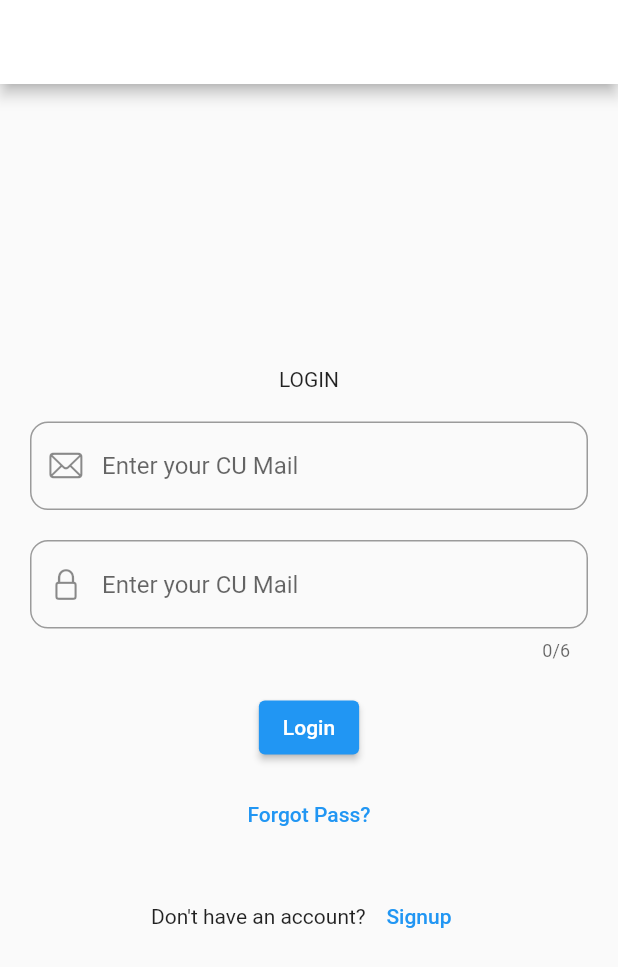
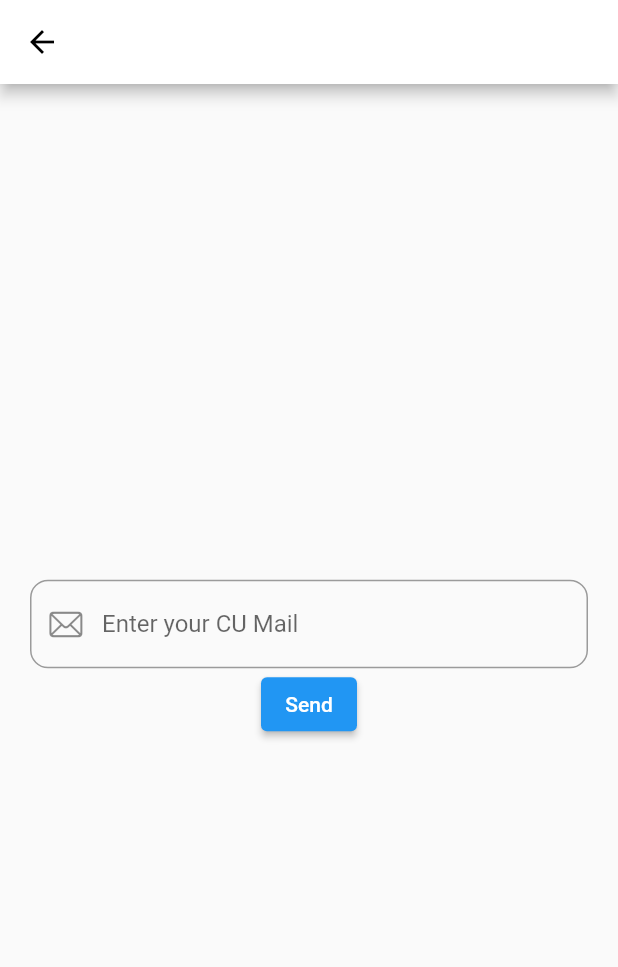
Before and after one commit to Anas-AppDev/Lost-Found-App, a Flutter app: the Signup2 screen opened directly, after a tap on "Sign Up", after a tap on "Login", after a tap on "Forgot Pass?", on a phone screen of 412 x 824 dp. Shown: the top 967 px of the screen. Run offline on Flutter 3.47's test engine with Material 2 defaults, Android fonts, the light colour scheme and no system bars; our stand-ins replace firebase_auth, firebase_core, firebase_database, fluttertoast; accounts and stored records are empty; network calls fail; statements that could not run were skipped.

Commit message:
arranged files in folders

```diff
--- /dev/null
+++ b/lib/Authentication/Forgot2.dart
@@ -0,0 +1,80 @@
+import 'dart:async';
+
+import 'package:firebase_auth/firebase_auth.dart';
+import 'package:flutter/cupertino.dart';
+import 'package:flutter/material.dart';
+import 'package:lostfound/ToastUtil.dart';
+
+import 'Login2.dart';
+
+class Forgot2 extends StatefulWidget {
+  const Forgot2({super.key});
+
+  @override
+  State<Forgot2> createState() => _Forgot2State();
+}
+
+class _Forgot2State extends State<Forgot2> {
+
+  var formKey = GlobalKey<FormState>();
+  var cumailCtrl = TextEditingController();
+
+  var auth = FirebaseAuth.instance;
+
+  late Timer timer;
+
+  @override
+  Widget build(BuildContext context) {
+    return Scaffold(
+      appBar: AppBar(
+        backgroundColor: Colors.white,
+        leading: BackButton(
+            color: Colors.black
+        ),
+      ),
+      body: Container(
+        padding: EdgeInsets.symmetric(horizontal: 20,),
+        child: Column(
+          mainAxisAlignment: MainAxisAlignment.center,
+          children: [
+            Form(child: Column(
+              children: [
+                TextFormField(
+                  keyboardType: TextInputType.emailAddress,
+                  controller: cumailCtrl,
+                  decoration: InputDecoration(
+                    hintText: "Enter your CU Mail",
+                    prefixIcon: Icon(CupertinoIcons.mail),
+                    border: OutlineInputBorder(
+                      borderRadius: BorderRadius.circular(12),
+                    ),
+                  ),
+                  maxLines: 1,
+                  validator: (value) {
+                    if (value!.isEmpty) {
+                      return "Enter CU Mail Id";
+                    }
+                    if (!(value.endsWith("@cuchd.in"))) {
+                      return "Enter CU Mail Id only";
+                    }
+                    return null;
+                  },
+                ),
+              ],
+            )),
+            ElevatedButton(onPressed: (){
+
+              auth.sendPasswordResetEmail(email: cumailCtrl.text.toLowerCase()).then((value){
+                ToastUtil().toast("Check your cumail");
+                Navigator.pushReplacement(context, MaterialPageRoute(builder: (context)=> Login2()));
+              }).onError((error, stackTrace){
+                ToastUtil().toast(error.toString());
+              });
+
+            }, child: Text("Send")),
+          ],
+        ),
+      ),
+    );
+  }
+}
--- a/lib/Login2.dart
+++ b/lib/Authentication/Login2.dart
@@ -5,9 +5,10 @@ import 'package:firebase_database/firebase_database.dart';
 import 'package:flutter/cupertino.dart';
 import 'package:flutter/material.dart';
 import 'package:flutter/services.dart';
+import 'package:lostfound/Authentication/Forgot2.dart';
 import 'package:lostfound/HomePage.dart';
-import 'package:lostfound/Signup2.dart';
-import 'ToastUtil.dart';
+import 'package:lostfound/Authentication/Signup2.dart';
+import '../ToastUtil.dart';
 
 class Login2 extends StatefulWidget {
   const Login2({super.key});
@@ -89,13 +90,13 @@ class _Login2State extends State<Login2> {
                         keyboardType: TextInputType.text,
                         controller: passCtrl,
                         decoration: InputDecoration(
-                          hintText: "Enter your CU Mail",
+                          hintText: "Enter password",
                           prefixIcon: Icon(CupertinoIcons.lock),
                           border: OutlineInputBorder(
                             borderRadius: BorderRadius.circular(12),
                           ),
                         ),
-                        maxLength: 6,
+                        maxLength: 15,
                         maxLines: 1,
                         validator: (value) {
                           if (value!.isEmpty) {
@@ -164,7 +165,7 @@ class _Login2State extends State<Login2> {
                 ),
                 TextButton(
                     onPressed: () {
-                      // Navigator.push(context, MaterialPageRoute(builder: (context)=> ))
+                      Navigator.push(context, MaterialPageRoute(builder: (context)=> Forgot2()));
 
                     },
                     child: Text("Forgot Pass?")),
--- a/lib/Signup2.dart
+++ b/lib/Authentication/Signup2.dart
@@ -4,9 +4,9 @@ import 'package:firebase_auth/firebase_auth.dart';
 import 'package:firebase_database/firebase_database.dart';
 import 'package:flutter/cupertino.dart';
 import 'package:flutter/material.dart';
-import 'package:lostfound/Login2.dart';
+import 'package:lostfound/Authentication/Login2.dart';
 
-import 'ToastUtil.dart';
+import '../ToastUtil.dart';
 
 class Signup2 extends StatefulWidget {
   const Signup2({super.key});
@@ -77,17 +77,17 @@ class _Signup2State extends State<Signup2> {
                     keyboardType: TextInputType.text,
                     controller: passCtrl,
                     decoration: InputDecoration(
-                      hintText: "Enter your CU Mail",
+                      hintText: "Enter password",
                       prefixIcon: Icon(CupertinoIcons.lock),
                       border: OutlineInputBorder(
                         borderRadius: BorderRadius.circular(12),
                       ),
                     ),
-                    maxLength: 6,
+                    maxLength: 15,
                     maxLines: 1,
                     validator: (value){
                       if (value!.isEmpty){
-                        return "Enter Password (6-digit)";
+                        return "Enter Password";
                       }
                       return null;
                     },
@@ -115,7 +115,7 @@ class _Signup2State extends State<Signup2> {
                         });
 
                         // Start a timer to re-enable the button after a certain duration (e.g., 60 seconds)
-                        timer = Timer(Duration(seconds: 60), () {
+                        Timer(Duration(seconds: 60), () {
                           setState(() {
                             isResendButtonEnabled = true;
                           });
@@ -125,7 +125,7 @@ class _Signup2State extends State<Signup2> {
                         ToastUtil().toast("Verification email sent. Please verify your email before logging in.");
 
                         // Delay navigation to allow time for the user to see the toast message
-                        Timer.periodic(Duration(seconds: 3), (timer) async{
+                        timer = Timer.periodic(Duration(seconds: 3), (timer) async{
                           await auth.currentUser!.reload();
                           if (auth.currentUser!.emailVerified){
                             await real.child('VerifiedUsers').set({ auth.currentUser!.uid : auth.currentUser!.email.toString()});
--- a/lib/Splash2Route.dart
+++ b/lib/Authentication/Splash2Route.dart
@@ -1,5 +1,5 @@
 import 'package:flutter/material.dart';
-import 'package:lostfound/Login2.dart';
+import 'package:lostfound/Authentication/Login2.dart';
 
 
 class Splash2Route{
--- a/lib/HomePage.dart
+++ b/lib/HomePage.dart
@@ -1,7 +1,7 @@
 import 'package:firebase_auth/firebase_auth.dart';
 import 'package:firebase_database/firebase_database.dart';
 import 'package:flutter/material.dart';
-import 'package:lostfound/Login2.dart';
+import 'package:lostfound/Authentication/Login2.dart';
 
 class HomePage extends StatefulWidget {
   const HomePage({super.key});
--- a/lib/main.dart
+++ b/lib/main.dart
@@ -1,6 +1,6 @@
 import 'package:firebase_core/firebase_core.dart';
 import 'package:flutter/material.dart';
-import 'package:lostfound/SplashPage.dart';
+import 'package:lostfound/Authentication/SplashPage.dart';
 
 void main() async{
   WidgetsFlutterBinding.ensureInitialized();
```
Also changed, not shown: lib/Authentication/SplashPage.dart (renamed from lib/SplashPage.dart), lib/Forgot2.dart (deleted).
